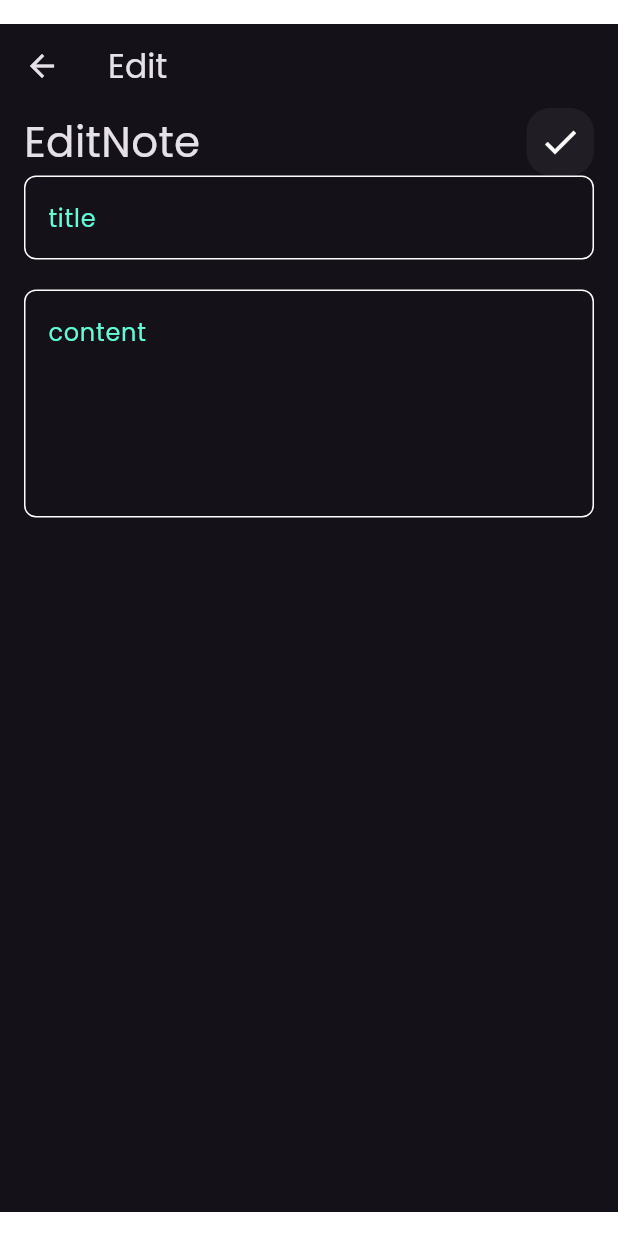
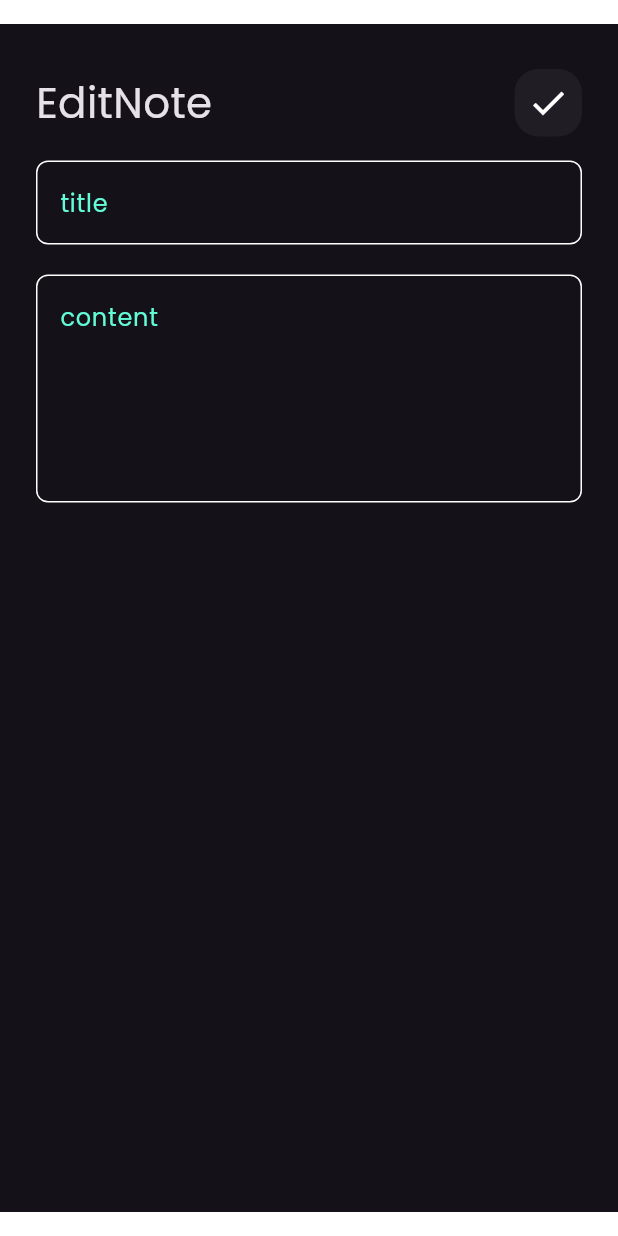
Before and after one commit to mohamedzebib22/Note_App, a Flutter app: the EditNotes screen opened by its route, on a phone screen of 412 x 824 dp. Run offline on Flutter 3.47's test engine with Material 3 defaults, Android fonts, the phone set to English and light mode, and no system bars.

Commit message:
create NoteModel

```diff
--- a/lib/views/edit_notes.dart
+++ b/lib/views/edit_notes.dart
@@ -11,12 +11,14 @@ class EditNotes extends StatelessWidget {
     return Padding(
       padding: const EdgeInsets.symmetric(vertical: 16),
       child: Scaffold(
-        appBar: AppBar(title: Text('Edit'),),
+
         body:  Padding(
-          padding: const EdgeInsets.symmetric(horizontal: 16),
+          padding: const EdgeInsets.symmetric(horizontal: 24),
           child: Column(
           children: [
+            SizedBox(height:30 ,),
             CustomAppBar(titleNote: 'EditNote' ,  searchIcon: Icons.check,),
+            SizedBox(height: 16,),
             CustomTextFeild(hint: 'title'),
             SizedBox(height: 20,),
             CustomTextFeild(hint: 'content' , maxLines: 5,),
```
Also changed, not shown: lib/models/note_model.dart (added, +12 -0 lines).
